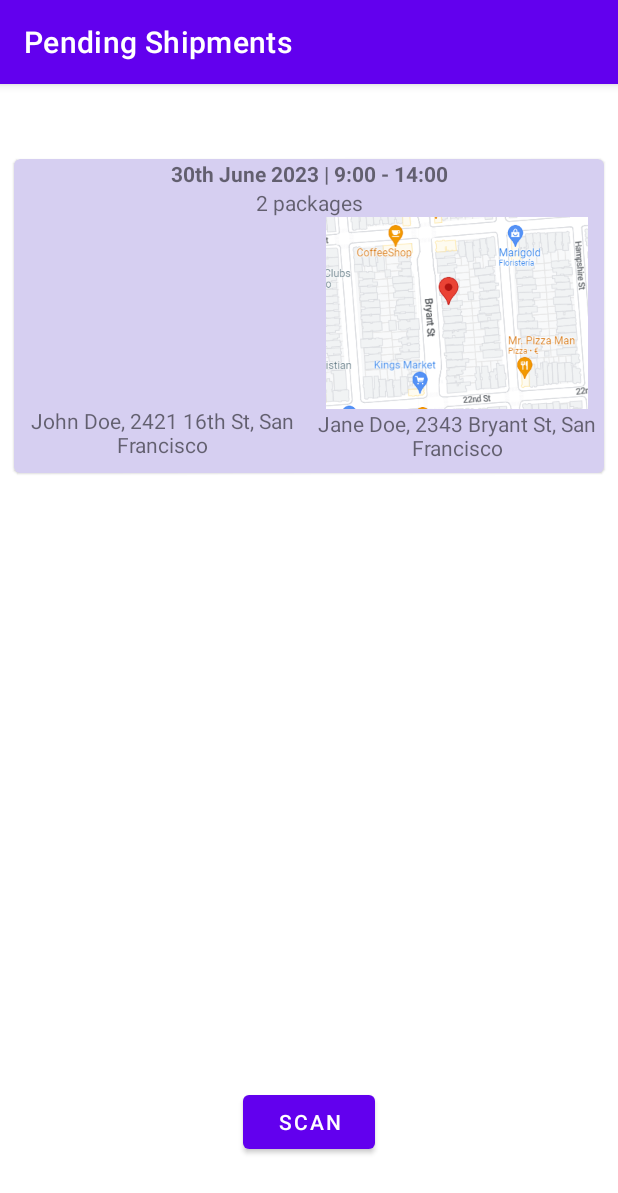
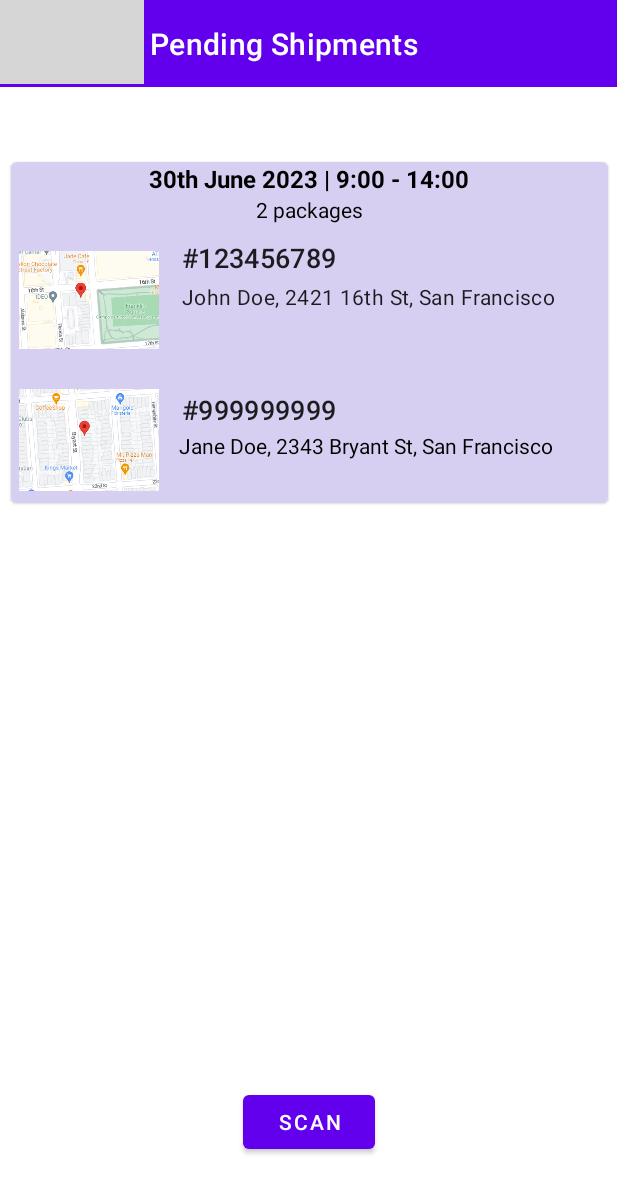
Before and after one commit to DiegoMartinezVillar/APM-DEAR, an Android app: the PendingShipments screen opened directly, with no data from a screen before it, on a phone screen of 412 x 824 dp. Shown: the top 1193 px of the screen. Run offline under Robolectric (Android 15) with nearby library versions, the phone set to English and light mode, and no system bars; grey boxes are pictures that could not be loaded.

Commit message:
changed PendingShipments appearance (#11)

```diff
--- a/app/src/main/java/ensemble/dear/PendingShipments.kt
+++ b/app/src/main/java/ensemble/dear/PendingShipments.kt
@@ -17,7 +17,7 @@ class PendingShipments : AppCompatActivity() {
 
         val buttonScan = findViewById<Button>(R.id.buttonScan)
 
-        val textAddressPackage = findViewById<TextView>(R.id.textAddressPackage)
+        val textAddressPackage = findViewById<TextView>(R.id.textTrackingNumber)
 
         buttonScan.setOnClickListener {
             startActivity(Intent(applicationContext, ARScanner::class.java))
--- a/app/src/main/res/layout/activity_pending_shipments.xml
+++ b/app/src/main/res/layout/activity_pending_shipments.xml
@@ -2,10 +2,11 @@
 <androidx.constraintlayout.widget.ConstraintLayout xmlns:android="http://schemas.android.com/apk/res/android"
     xmlns:app="http://schemas.android.com/apk/res-auto"
     xmlns:tools="http://schemas.android.com/tools"
+
+
     android:id="@+id/constraintViewPendShipments"
     android:layout_width="match_parent"
-    android:layout_height="match_parent"
-    tools:context=".PendingShipments">
+    android:layout_height="match_parent">
 
     <!--androidx.constraintlayout.widget.Guideline
         android:id="@+id/guideline"
@@ -38,17 +39,25 @@
 
 
     <com.google.android.material.appbar.MaterialToolbar
-        android:id="@+id/topAppBar"
-        style="@style/Widget.MaterialComponents.Toolbar.Primary"
-        android:layout_width="match_parent"
-        android:layout_height="?attr/actionBarSize"
+        android:id="@+id/materialToolbar2"
+        android:layout_width="411dp"
+        android:layout_height="58dp"
+        android:background="?attr/colorPrimary"
+        android:minHeight="?attr/actionBarSize"
+        android:theme="?attr/actionBarTheme"
+        app:layout_constraintEnd_toEndOf="parent"
+        app:layout_constraintHorizontal_bias="0.0"
+        app:layout_constraintStart_toStartOf="parent"
         app:layout_constraintTop_toTopOf="parent"
-        app:title="@string/pending_shipments" />
+        app:navigationIcon="@drawable/car_ui_icon_arrow_back"
+        app:navigationIconTint="@color/white"
+        app:title="@string/pending_shipments"
+        app:titleTextColor="@color/white" />
 
     <com.google.android.material.card.MaterialCardView
         android:id="@+id/materialCardView2"
-        android:layout_width="393dp"
-        android:layout_height="209dp"
+        android:layout_width="398dp"
+        android:layout_height="227dp"
         android:layout_marginStart="5dp"
         android:layout_marginTop="50dp"
         android:layout_marginEnd="5dp"
@@ -56,7 +65,7 @@
         app:cardCornerRadius="4dp"
         app:layout_constraintEnd_toEndOf="parent"
         app:layout_constraintStart_toStartOf="parent"
-        app:layout_constraintTop_toBottomOf="@+id/topAppBar">
+        app:layout_constraintTop_toBottomOf="@+id/materialToolbar2">
 
         <LinearLayout
             android:layout_width="match_parent"
@@ -69,6 +78,8 @@
                 android:layout_height="wrap_content"
                 android:text="30th June 2023 | 9:00 - 14:00"
                 android:textAlignment="center"
+                android:textColor="@color/black"
+                android:textSize="16sp"
                 android:textStyle="bold" />
 
             <TextView
@@ -76,52 +87,89 @@
                 android:layout_width="match_parent"
                 android:layout_height="wrap_content"
                 android:text="2 packages"
-                android:textAlignment="center" />
+                android:textAlignment="center"
+                android:textColor="@color/black" />
 
             <LinearLayout
                 android:layout_width="match_parent"
-                android:layout_height="189dp"
+                android:layout_height="wrap_content"
                 android:orientation="horizontal">
 
+                <ImageView
+                    android:id="@+id/imageView3"
+                    android:layout_width="wrap_content"
+                    android:layout_height="match_parent"
+                    android:layout_weight="1"
+                    android:padding="5dp"
+                    app:srcCompat="@drawable/map_1" />
+
                 <LinearLayout
-                    android:layout_width="197dp"
-                    android:layout_height="match_parent"
-                    android:orientation="vertical">
-
-                    <ImageView
-                        android:id="@+id/map1"
-                        android:layout_width="match_parent"
-                        android:layout_height="126dp"
-                        tools:srcCompat="@drawable/map_1" />
+                    android:layout_width="294dp"
+                    android:layout_height="101dp"
+                    android:layout_gravity="bottom"
+                    android:orientation="vertical"
+                    android:padding="8dp">
 
                     <TextView
-                        android:id="@+id/textAddressPackage"
+                        android:id="@+id/textTrackingNumber"
                         android:layout_width="match_parent"
                         android:layout_height="wrap_content"
+                        android:padding="2dp"
+                        android:text="#123456789"
+                        android:textAppearance="?attr/textAppearanceHeadline6"
+                        android:textSize="18sp"
+                        tools:pointerIcon="arrow" />
+
+                    <TextView
+                        android:layout_width="match_parent"
+                        android:layout_height="wrap_content"
+                        android:padding="2dp"
                         android:text="@string/test_address"
-                        android:textAlignment="center" />
+                        android:textAppearance="?attr/textAppearanceBody2" />
 
                 </LinearLayout>
+
+            </LinearLayout>
+
+            <LinearLayout
+                android:layout_width="match_parent"
+                android:layout_height="wrap_content"
+                android:orientation="horizontal">
+
+                <ImageView
+                    android:id="@+id/imageView15"
+                    android:layout_width="208dp"
+                    android:layout_height="wrap_content"
+                    android:layout_weight="1"
+                    android:padding="5dp"
+                    app:srcCompat="@drawable/map_2" />
 
                 <LinearLayout
                     android:layout_width="match_parent"
                     android:layout_height="match_parent"
-                    android:orientation="vertical">
-
-                    <ImageView
-                        android:id="@+id/map2"
-                        android:layout_width="match_parent"
-                        android:layout_height="128dp"
-                        app:srcCompat="@drawable/map_2" />
+                    android:layout_weight="1"
+                    android:orientation="vertical"
+                    android:padding="8dp">
 
                     <TextView
-                        android:id="@+id/textView40"
+                        android:id="@+id/textTrackingNumber2"
+                        android:layout_width="match_parent"
+                        android:layout_height="wrap_content"
+                        android:padding="2dp"
+                        android:text="#999999999"
+                        android:textAppearance="?attr/textAppearanceHeadline6"
+                        android:textSize="18sp"
+                        tools:pointerIcon="arrow" />
+
+                    <TextView
+                        android:id="@+id/textView38"
                         android:layout_width="match_parent"
                         android:layout_height="wrap_content"
                         android:text="@string/test_address_2"
-                        android:textAlignment="center" />
+                        android:textColor="@color/black" />
                 </LinearLayout>
             </LinearLayout>
+
         </LinearLayout>
 
     </com.google.android.material.card.MaterialCardView>
```
